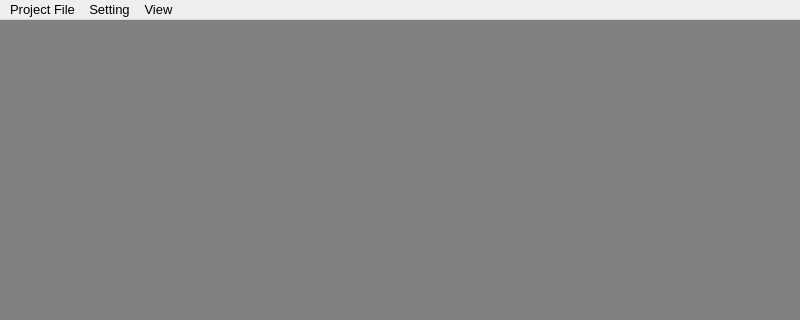
Old version of the form UI/MainProject.ui in the repository USTC-IMCL/subject-LFIQA-software; both pictures show x 0 to 800 and y 0 to 320 of the 800 by 600 pixel window.
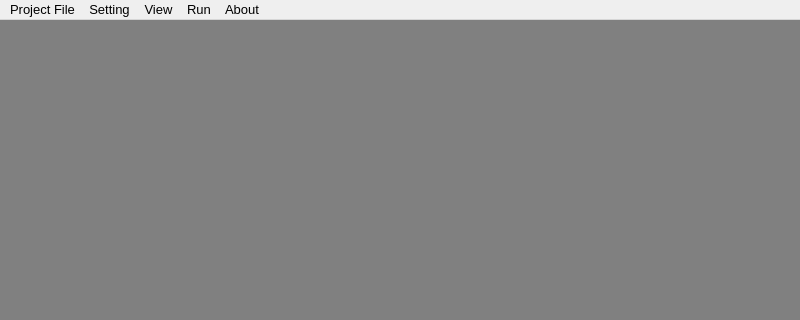
New version of the form. Icons and pictures are not drawn.

Patch:
```diff
--- a/UI/MainProject.ui
+++ b/UI/MainProject.ui
@@ -72,9 +72,27 @@
      <string>View</string>
     </property>
    </widget>
+   <widget class="QMenu" name="menuRun">
+    <property name="title">
+     <string>Run</string>
+    </property>
+    <addaction name="action_preprocessing"/>
+    <addaction name="actionExperiment"/>
+    <addaction name="actionStart_Testing"/>
+   </widget>
+   <widget class="QMenu" name="menuAbout">
+    <property name="title">
+     <string>About</string>
+    </property>
+    <addaction name="actionJPEG_Pleno"/>
+    <addaction name="actionAuthors"/>
+    <addaction name="actionLFIQoE"/>
+   </widget>
    <addaction name="menuFile"/>
    <addaction name="menuSetting"/>
    <addaction name="menuView"/>
+   <addaction name="menuRun"/>
+   <addaction name="menuAbout"/>
   </widget>
   <action name="actionSave">
    <property name="text">
```
Left out of the diff: 55 changed lines with no effect on the pictures.
